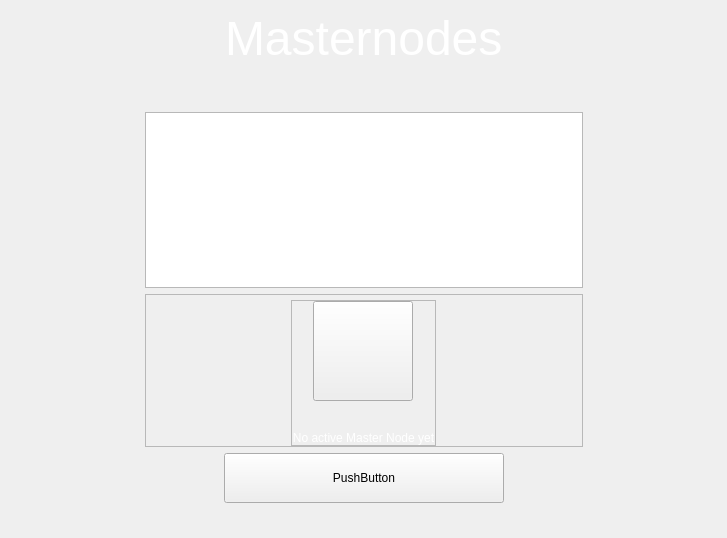
This is src/qt/forms/masternodeswidget.ui in eons-finance/ALQO as Qt 5 draws it before an edit. The edited form follows.
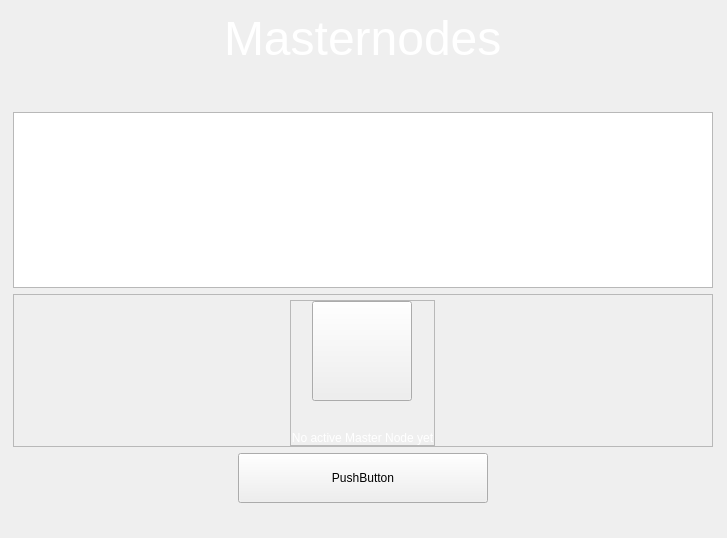
This is the edited form.

What changed in the file:
```diff
--- a/src/qt/forms/masternodeswidget.ui
+++ b/src/qt/forms/masternodeswidget.ui
@@ -31,6 +31,12 @@
      </item>
      <item>
       <widget class="QWidget" name="left" native="true">
+       <property name="minimumSize">
+        <size>
+         <width>700</width>
+         <height>0</height>
+        </size>
+       </property>
        <layout class="QVBoxLayout" name="verticalLayout_3">
         <property name="leftMargin">
          <number>0</number>
@@ -148,6 +154,12 @@
           </item>
           <item>
            <widget class="QListView" name="listMn">
+            <property name="minimumSize">
+             <size>
+              <width>0</width>
+              <height>0</height>
+             </size>
+            </property>
             <property name="mouseTracking">
              <bool>true</bool>
             </property>
@@ -295,13 +307,13 @@
              <widget class="QPushButton" name="pushButtonSave">
               <property name="minimumSize">
                <size>
-                <width>280</width>
+                <width>250</width>
                 <height>50</height>
                </size>
               </property>
               <property name="maximumSize">
                <size>
-                <width>280</width>
+                <width>250</width>
                 <height>50</height>
                </size>
               </property>
```
